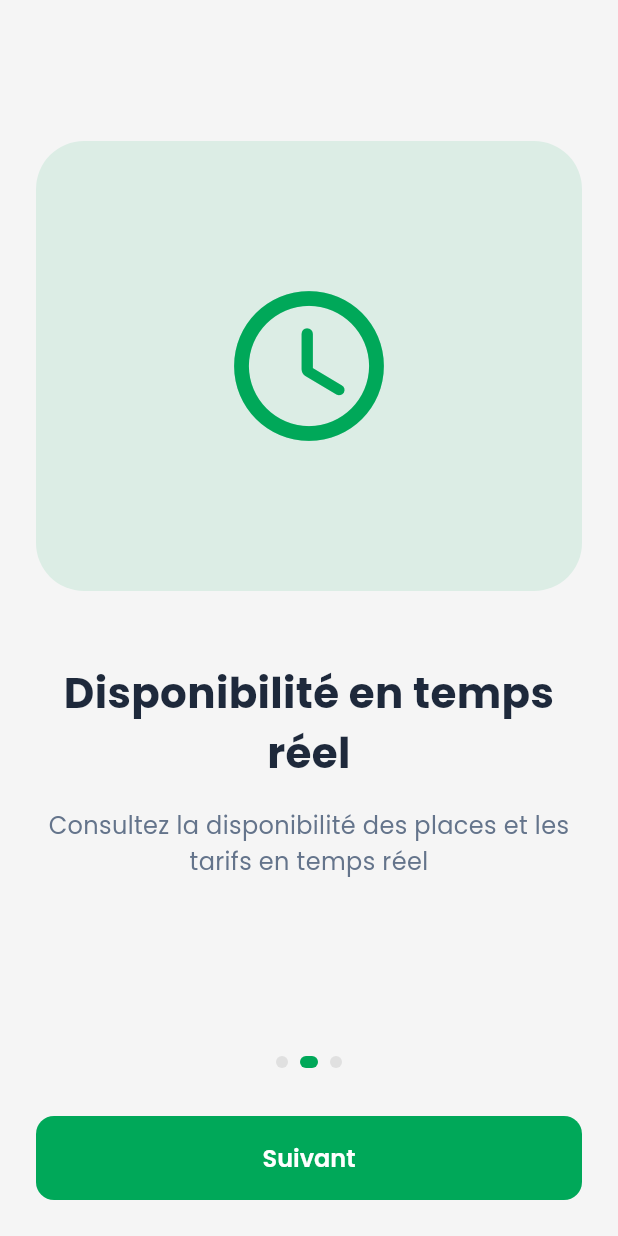
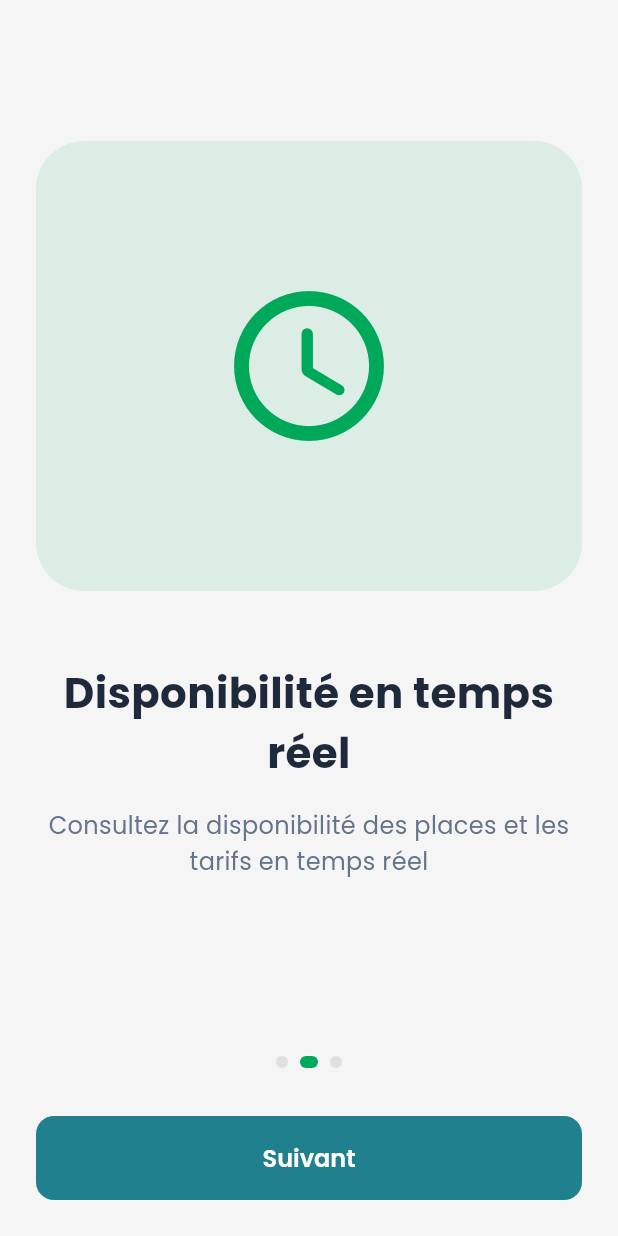
Before and after one commit to ArmelKI/Ankata, a Flutter app: the screen it shows after launch, after a tap on "Suivant", on a phone screen of 412 x 824 dp. Run offline on Flutter 3.47's test engine with Material 3 defaults, Android fonts, the phone set to English and light mode, and no system bars; our stand-ins replace cloud_firestore, dio, firebase_analytics, firebase_core, firebase_crashlytics, firebase_messaging and 15 more; accounts and stored records are empty; generated files the repository leaves out were written again; network calls fail.

Commit message:
feat(mobile): update app config, theme, and l10n

```diff
--- a/mobile/lib/config/app_theme.dart
+++ b/mobile/lib/config/app_theme.dart
@@ -6,17 +6,33 @@ import 'package:google_fonts/google_fonts.dart';
 
 class AppColors {
   // Couleurs principales
-  static const Color primary = Color(0xFF00A859); // Vert principal Ankata
-  static const Color primaryDark =
-      Color(0xFF008844); // Vert foncé pour gradients
-  static const Color primaryLight = Color(0xFF4CAF50); // Vert clair
+  static const Color primary = Color(0xFF21808D); // Bleu-vert principal
+  static const Color primaryDark = Color(0xFF1B6C75); // Variante foncée
+  static const Color primaryLight = Color(0xFF4ECDC4); // Variante claire
 
   // Couleurs neutres
-  static const Color charcoal = Color(0xFF1F2121); // Texte principal
+  static const Color charcoal = Color(0xFF1A1A1A); // Texte principal (clair)
   static const Color gray = Color(0xFF626C6C); // Texte secondaire
   static const Color lightGray = Color(0xFFF5F5F5); // Fond
   static const Color border = Color(0xFFE0E0E0); // Bordures
   static const Color white = Color(0xFFFFFFFF);
+
+  // Couleurs dynamiques selon le thème
+  static Color textPrimary = charcoal;
+  static Color textSecondary = gray;
+  static Color surface = white;
+
+  static void configureForBrightness(Brightness brightness) {
+    if (brightness == Brightness.dark) {
+      textPrimary = const Color(0xFFF5F5F5);
+      textSecondary = const Color(0xFFB0B0B0);
+      surface = const Color(0xFF0F0F0F);
+    } else {
+      textPrimary = charcoal;
+      textSecondary = gray;
+      surface = white;
+    }
+  }
 
   // Couleurs sémantiques
   static const Color success = Color(0xFF00A859);
@@ -135,28 +151,28 @@ class AppTextStyles {
   static TextStyle h1 = GoogleFonts.poppins(
     fontSize: 32,
     fontWeight: FontWeight.w700,
-    color: AppColors.charcoal,
+    color: AppColors.textPrimary,
     height: 1.2,
   );
 
   static TextStyle h2 = GoogleFonts.poppins(
     fontSize: 24,
     fontWeight: FontWeight.w600,
-    color: AppColors.charcoal,
+    color: AppColors.textPrimary,
     height: 1.3,
   );
 
   static TextStyle h3 = GoogleFonts.poppins(
     fontSize: 20,
     fontWeight: FontWeight.w600,
-    color: AppColors.charcoal,
+    color: AppColors.textPrimary,
     height: 1.4,
   );
 
   static TextStyle h4 = GoogleFonts.poppins(
     fontSize: 18,
     fontWeight: FontWeight.w600,
-    color: AppColors.charcoal,
+    color: AppColors.textPrimary,
     height: 1.4,
   );
 
@@ -164,21 +180,21 @@ class AppTextStyles {
   static TextStyle bodyLarge = GoogleFonts.poppins(
     fontSize: 16,
     fontWeight: FontWeight.w400,
-    color: AppColors.charcoal,
+    color: AppColors.textPrimary,
     height: 1.5,
   );
 
   static TextStyle bodyMedium = GoogleFonts.poppins(
     fontSize: 14,
     fontWeight: FontWeight.w400,
-    color: AppColors.charcoal,
+    color: AppColors.textPrimary,
     height: 1.5,
   );
 
   static TextStyle bodySmall = GoogleFonts.poppins(
     fontSize: 12,
     fontWeight: FontWeight.w400,
-    color: AppColors.gray,
+    color: AppColors.textSecondary,
     height: 1.5,
   );
 
@@ -186,14 +202,14 @@ class AppTextStyles {
   static TextStyle caption = GoogleFonts.poppins(
     fontSize: 12,
     fontWeight: FontWeight.w400,
-    color: AppColors.gray,
+    color: AppColors.textSecondary,
     height: 1.4,
   );
 
   static TextStyle overline = GoogleFonts.poppins(
     fontSize: 10,
     fontWeight: FontWeight.w600,
-    color: AppColors.gray,
+    color: AppColors.textSecondary,
     height: 1.5,
     letterSpacing: 0.5,
   );
@@ -360,8 +376,7 @@ class AppTheme {
       backgroundColor: AppColors.white,
       selectedItemColor: AppColors.primary,
       unselectedItemColor: AppColors.gray,
-      selectedLabelStyle:
-          AppTextStyles.caption.copyWith(fontWeight: FontWeight.w600),
+      selectedLabelStyle: AppTextStyles.caption.copyWith(fontWeight: FontWeight.w600),
       unselectedLabelStyle: AppTextStyles.caption,
       type: BottomNavigationBarType.fixed,
       elevation: 8,
@@ -371,33 +386,29 @@ class AppTheme {
   static ThemeData darkTheme = ThemeData(
     useMaterial3: true,
     colorScheme: const ColorScheme.dark(
-      primary: AppColors.primary,
-      secondary: AppColors.primaryLight,
+      primary: Color(0xFF4ECDC4),
+      secondary: Color(0xFF2FB7AE),
       error: AppColors.error,
-      surface: Color(0xFF1E1E1E),
-      onPrimary: AppColors.white,
-      onSecondary: AppColors.white,
-      onSurface: AppColors.white,
+      surface: Color(0xFF0F0F0F),
+      onPrimary: Color(0xFF0F0F0F),
+      onSecondary: Color(0xFF0F0F0F),
+      onSurface: Color(0xFFF5F5F5),
       onError: AppColors.white,
     ),
-    scaffoldBackgroundColor: const Color(0xFF121212),
+    scaffoldBackgroundColor: const Color(0xFF0F0F0F),
     fontFamily: AppTextStyles.fontFamily,
-
-    // AppBar
     appBarTheme: AppBarTheme(
-      backgroundColor: const Color(0xFF1E1E1E),
-      foregroundColor: AppColors.white,
+      backgroundColor: const Color(0xFF0F0F0F),
+      foregroundColor: const Color(0xFFF5F5F5),
       elevation: 1,
       centerTitle: false,
-      titleTextStyle: AppTextStyles.h3.copyWith(color: AppColors.white),
-      iconTheme: const IconThemeData(color: AppColors.white),
+      titleTextStyle: AppTextStyles.h3,
+      iconTheme: const IconThemeData(color: Color(0xFFF5F5F5)),
     ),
-
-    // Boutons
     elevatedButtonTheme: ElevatedButtonThemeData(
       style: ElevatedButton.styleFrom(
-        backgroundColor: AppColors.primary,
-        foregroundColor: AppColors.white,
+        backgroundColor: const Color(0xFF4ECDC4),
+        foregroundColor: const Color(0xFF0F0F0F),
         elevation: 0,
         padding: const EdgeInsets.symmetric(
           horizontal: AppSpacing.lg,
@@ -409,11 +420,10 @@ class AppTheme {
         textStyle: AppTextStyles.button,
       ),
     ),
-
     outlinedButtonTheme: OutlinedButtonThemeData(
       style: OutlinedButton.styleFrom(
-        foregroundColor: AppColors.primary,
-        side: const BorderSide(color: AppColors.primary, width: 1.5),
+        foregroundColor: const Color(0xFF4ECDC4),
+        side: const BorderSide(color: Color(0xFF4ECDC4), width: 1.5),
         padding: const EdgeInsets.symmetric(
           horizontal: AppSpacing.lg,
           vertical: AppSpacing.md,
@@ -424,10 +434,9 @@ class AppTheme {
         textStyle: AppTextStyles.button,
       ),
     ),
-
     textButtonTheme: TextButtonThemeData(
       style: TextButton.styleFrom(
-        foregroundColor: AppColors.primary,
+        foregroundColor: const Color(0xFF4ECDC4),
         padding: const EdgeInsets.symmetric(
           horizontal: AppSpacing.md,
           vertical: AppSpacing.sm,
@@ -435,48 +444,42 @@ class AppTheme {
         textStyle: AppTextStyles.button,
       ),
     ),
-
-    // Champs de formulaire
     inputDecorationTheme: InputDecorationTheme(
       filled: true,
-      fillColor: const Color(0xFF2C2C2C),
+      fillColor: const Color(0xFF1A1A1A),
       contentPadding: const EdgeInsets.all(AppSpacing.md),
       border: OutlineInputBorder(
         borderRadius: AppRadius.radiusMd,
-        borderSide: const BorderSide(color: Color(0xFF424242)),
+        borderSide: const BorderSide(color: Color(0xFF2A2A2A)),
       ),
       enabledBorder: OutlineInputBorder(
         borderRadius: AppRadius.radiusMd,
-        borderSide: const BorderSide(color: Color(0xFF424242)),
+        borderSide: const BorderSide(color: Color(0xFF2A2A2A)),
       ),
       focusedBorder: OutlineInputBorder(
         borderRadius: AppRadius.radiusMd,
-        borderSide: const BorderSide(color: AppColors.primary, width: 2),
+        borderSide: const BorderSide(color: Color(0xFF4ECDC4), width: 2),
       ),
       errorBorder: OutlineInputBorder(
         borderRadius: AppRadius.radiusMd,
         borderSide: const BorderSide(color: AppColors.error),
       ),
-      hintStyle: AppTextStyles.bodyMedium.copyWith(color: AppColors.gray),
-      labelStyle: AppTextStyles.bodyMedium.copyWith(color: AppColors.gray),
+      hintStyle: AppTextStyles.bodyMedium.copyWith(color: AppColors.textSecondary),
+      labelStyle: AppTextStyles.bodyMedium.copyWith(color: AppColors.textSecondary),
     ),
-
-    // Cartes
     cardTheme: CardThemeData(
-      color: const Color(0xFF1E1E1E),
+      color: const Color(0xFF1A1A1A),
       elevation: 0,
       shape: RoundedRectangleBorder(
         borderRadius: AppRadius.radiusMd,
-        side: const BorderSide(color: Color(0xFF424242)),
+        side: const BorderSide(color: Color(0xFF2A2A2A)),
       ),
       margin: const EdgeInsets.all(AppSpacing.sm),
     ),
-
-    // Puces
     chipTheme: ChipThemeData(
-      backgroundColor: const Color(0xFF2C2C2C),
-      selectedColor: AppColors.primary,
-      labelStyle: AppTextStyles.bodySmall.copyWith(color: AppColors.white),
+      backgroundColor: const Color(0xFF1A1A1A),
+      selectedColor: const Color(0xFF4ECDC4),
+      labelStyle: AppTextStyles.bodySmall,
       padding: const EdgeInsets.symmetric(
         horizontal: AppSpacing.md,
         vertical: AppSpacing.sm,
@@ -485,24 +488,17 @@ class AppTheme {
         borderRadius: AppRadius.radiusFull,
       ),
     ),
-
-    // Dividers
     dividerTheme: const DividerThemeData(
-      color: Color(0xFF424242),
+      color: Color(0xFF2A2A2A),
       thickness: 1,
       space: AppSpacing.lg,
     ),
-
-    // Bottom Navigation Bar
     bottomNavigationBarTheme: BottomNavigationBarThemeData(
-      backgroundColor: const Color(0xFF1E1E1E),
-      selectedItemColor: AppColors.primary,
-      unselectedItemColor: AppColors.gray,
-      selectedLabelStyle:
-          AppTextStyles.caption.copyWith(fontWeight: FontWeight.w600),
-      unselectedLabelStyle: AppTextStyles.caption,
+      backgroundColor: const Color(0xFF0F0F0F),
+      selectedItemColor: const Color(0xFF4ECDC4),
+      unselectedItemColor: AppColors.textSecondary,
+      elevation: 8,
       type: BottomNavigationBarType.fixed,
-      elevation: 8,
     ),
   );
 }
--- a/mobile/lib/config/constants.dart
+++ b/mobile/lib/config/constants.dart
@@ -1,7 +1,6 @@
 class AppConfig {
   // API Configuration
-  static const String apiBaseUrl =
-      'https://lynell-unreplaceable-anomaly.ngrok-free.dev/api';
+  static const String apiBaseUrl = 'http://localhost:3000/api';
   static const String apiTimeout = '30000'; // milliseconds
 
   // Environment
--- a/mobile/lib/main.dart
+++ b/mobile/lib/main.dart
@@ -3,9 +3,12 @@ import 'package:flutter_localizations/flutter_localizations.dart';
 import 'package:flutter_riverpod/flutter_riverpod.dart';
 import 'package:intl/intl.dart';
 import 'package:firebase_core/firebase_core.dart';
+import 'package:hive_flutter/hive_flutter.dart';
 import 'firebase_options.dart';
 import 'config/app_theme.dart';
 import 'config/router.dart';
+import 'providers/app_providers.dart';
+import 'generated_l10n/app_localizations.dart';
 
 void main() async {
   WidgetsFlutterBinding.ensureInitialized();
@@ -21,9 +24,18 @@ void main() async {
     debugPrint('⚠️ Firebase initialization error: $e');
   }
 
+  await Hive.initFlutter();
+  final userBox = await Hive.openBox('user_profile');
+  final initialDarkMode = userBox.get('darkMode', defaultValue: false) as bool;
+
   runApp(
-    const ProviderScope(
-      child: AnkataApp(),
+    ProviderScope(
+      overrides: [
+        darkModeProvider.overrideWithValue(
+          StateController<bool>(initialDarkMode),
+        ),
+      ],
+      child: const AnkataApp(),
     ),
   );
 }
@@ -34,20 +46,22 @@ class AnkataApp extends ConsumerWidget {
   @override
   Widget build(BuildContext context, WidgetRef ref) {
     final router = ref.watch(routerProvider);
+    final isDarkMode = ref.watch(darkModeProvider);
+    AppColors.configureForBrightness(
+      isDarkMode ? Brightness.dark : Brightness.light,
+    );
 
     return MaterialApp.router(
       title: 'Ankata',
       theme: AppTheme.lightTheme,
       darkTheme: AppTheme.darkTheme,
-      themeMode: ThemeMode.system,
+      themeMode: isDarkMode ? ThemeMode.dark : ThemeMode.light,
       routerConfig: router,
       debugShowCheckedModeBanner: false,
-      locale: const Locale('fr', 'FR'),
-      supportedLocales: const [
-        Locale('fr', 'FR'),
-        Locale('en', 'US'),
-      ],
+      locale: const Locale('fr'),
+      supportedLocales: AppLocalizations.supportedLocales,
       localizationsDelegates: const [
+        AppLocalizations.delegate,
         GlobalMaterialLocalizations.delegate,
         GlobalWidgetsLocalizations.delegate,
         GlobalCupertinoLocalizations.delegate,
```
Also changed, not shown: mobile/lib/config/app_constants.dart (+40 -0 lines), mobile/lib/config/l10n_helper.dart (added, +45 -0 lines), mobile/lib/l10n/app_en.arb (added, +197 -0 lines), mobile/lib/providers/logo_providers.dart (added, +29 -0 lines).
